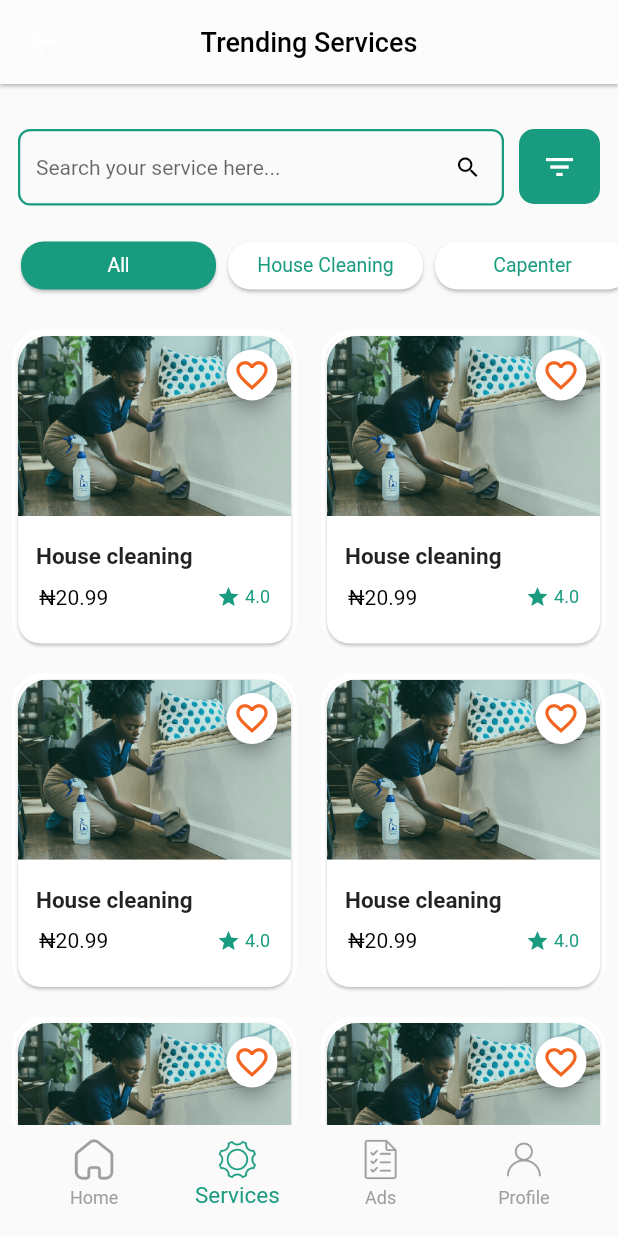
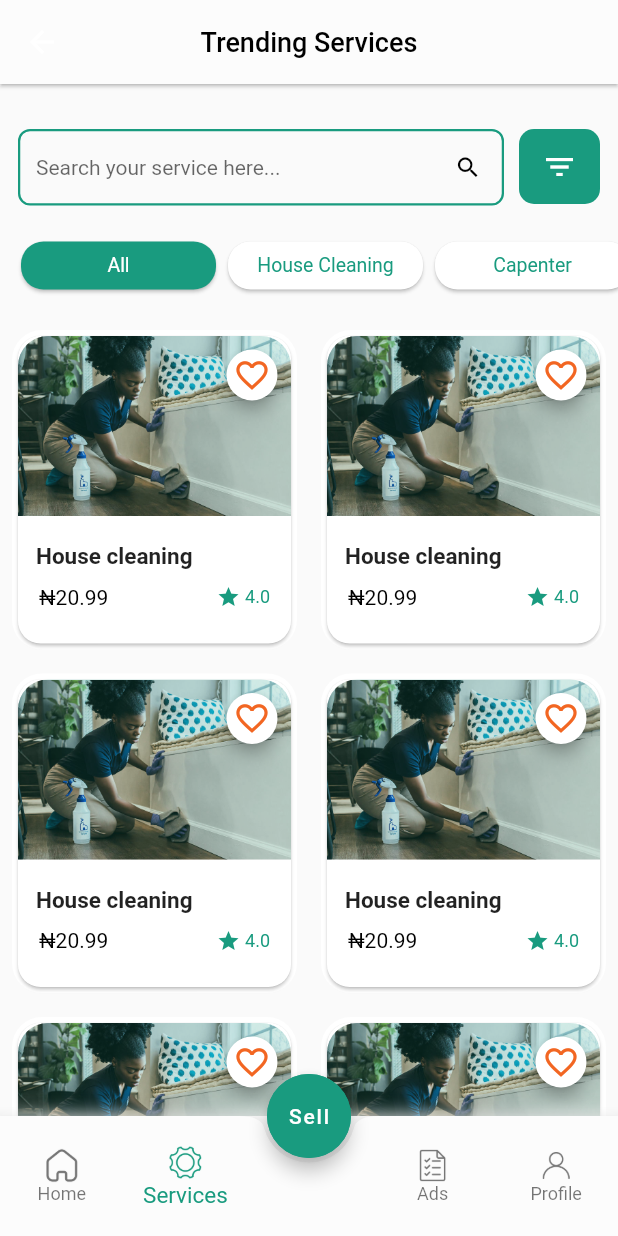
Before and after one commit to naztechnation/esalerz, a Flutter app: the HomePage screen opened by its route, item 2 of the bottom bar chosen, on a phone screen of 412 x 824 dp. Run offline on Flutter 3.47's test engine with Material 2 defaults, Android fonts, the phone set to English and light mode, and no system bars; our stand-ins replace flutter_secure_storage, flutter_svg, fluttertoast, ionicons; accounts and stored records are empty; Roboto replaces fonts that are missing (Montserrat).

Commit message:
reworked on homepage

```diff
--- a/lib/ui/homepage.dart
+++ b/lib/ui/homepage.dart
@@ -1,3 +1,4 @@
+import 'package:esalerz/ui/widgets/custom_button_nav.dart/custom_button_nav.dart';
 import 'package:flutter/material.dart';
 
 import 'package:esalerz/res/app_colors.dart';
@@ -50,26 +51,71 @@ class _HomePageState extends State<HomePage> {
 
   @override
   Widget build(BuildContext context) {
+    bool keyboardIsOpen = MediaQuery.of(context).viewInsets.bottom != 0;
+
      final pageIndexProvider = Provider.of<PageIndexProvider>(context);
     return Scaffold(
+      floatingActionButtonAnimator: FloatingActionButtonAnimator.scaling,
+        floatingActionButtonLocation: FloatingActionButtonLocation.centerDocked,
+        floatingActionButton: Visibility(
+          visible: !keyboardIsOpen,
+          child: FloatingActionButton(
+            heroTag: "Scan",
+            elevation: 5,
+            backgroundColor: AppColors.lightPrimary,
+            shape: RoundedRectangleBorder(
+                borderRadius: BorderRadius.circular(100.0),
+                side:
+                    const BorderSide(color: AppColors.lightPrimary)),
+            splashColor: AppColors.lightPrimary,
+            child:const Text('Sell'),
+            onPressed: () {},
+          ),
+        ),
       bottomNavigationBar: Container(
-        margin: const EdgeInsets.only(left: 15, right: 15, bottom: 10),
-        child: BottomNavigationBar(
-          type: BottomNavigationBarType.fixed,
-          elevation: 0,
-          selectedItemColor: AppColors.lightPrimary,
-          selectedIconTheme: const IconThemeData(
-            color: Colors.white,
-            size: 25,
-          ),
-          unselectedItemColor: Colors.grey,
-          selectedFontSize: 15,
-          currentIndex: pageIndexProvider.currentPageIndex,
-          onTap: (index){
+        decoration: const BoxDecoration( boxShadow: <BoxShadow>[
+                BoxShadow(
+                  color: AppColors.cardColor,
+                  blurRadius: 10,
+                ),
+              ],),
+        child: FABBottomAppBar(
+           onTabSelected: (index){
                             pageIndexProvider.changePageIndex(index);
 
           },
-          items: _navItems( pageIndexProvider.currentPageIndex),
+              color: Theme.of(context).textTheme.caption!.color!,
+              selectedColor: AppColors.lightPrimary,
+
+              backgroundColor: AppColors.cardColor,
+              notchedShape: const CircularNotchedRectangle(),
+
+
+          selectedFontSize: 15,
+
+          items: [
+
+             FABBottomAppBarItem(
+                    label: 'Home',
+                    icon: 'assets/images/homee.png',
+                    selectedIcon: 'assets/images/homee.png',
+                     ),
+                FABBottomAppBarItem(
+                    label: 'Services',
+                    icon: 'assets/images/setting.png',
+                    selectedIcon: 'assets/images/setting.png',
+                     ),
+                FABBottomAppBarItem(
+                    label: 'Ads',
+                    icon:  'assets/images/reportt.png',
+                    selectedIcon:  'assets/images/reportt.png',
+                    ),
+                FABBottomAppBarItem(
+                    label: 'Profile',
+                    icon: 'assets/images/person.png',
+                    selectedIcon: 'assets/images/person.png',
+                     ),
+          ],
         ),
       ),
       body: _pages[pageIndexProvider.currentPageIndex],
--- /dev/null
+++ b/lib/ui/widgets/custom_button_nav.dart/custom_button_nav.dart
@@ -0,0 +1,145 @@
+import 'package:flutter/material.dart';
+
+class FABBottomAppBarItem {
+  FABBottomAppBarItem({
+    required this.icon,
+    required this.selectedIcon,
+    required this.label});
+  String icon;
+  String selectedIcon;
+  String label;
+}
+
+class FABBottomAppBar extends StatefulWidget {
+  FABBottomAppBar({Key? key,
+    required this.items,
+    this.centerItemText,
+    this.height= 80.0,
+    this.iconHeight=24.0,
+    this.iconWidth = 24.0,
+    this.selectedIconHeight=26.0,
+    this.selectedIconWidth=26.0,
+    this.fontSize=12.0,
+    this.selectedFontSize=14.0,
+    required this.backgroundColor,
+    required this.color,
+    required this.selectedColor,
+    required this.notchedShape,
+    required this.onTabSelected,
+  }) : super(key: key) {
+    assert(items.length == 2 || items.length == 4);
+  }
+  final List<FABBottomAppBarItem> items;
+  final String? centerItemText;
+  final double height;
+  final double iconHeight;
+  final double iconWidth;
+  final double selectedIconHeight;
+  final double selectedIconWidth;
+  final double selectedFontSize;
+  final double fontSize;
+  final Color backgroundColor;
+  final Color color;
+  final Color selectedColor;
+  final NotchedShape notchedShape;
+  final ValueChanged<int> onTabSelected;
+
+  @override
+  State<StatefulWidget> createState() => FABBottomAppBarState();
+}
+
+class FABBottomAppBarState extends State<FABBottomAppBar> {
+  int _selectedIndex = 0;
+
+  _updateIndex(int index) {
+    widget.onTabSelected(index);
+    setState(() {
+      _selectedIndex = index;
+    });
+  }
+
+  @override
+  Widget build(BuildContext context) {
+    List<Widget> items = List.generate(
+        widget.items.length, (int index) {
+      return _buildTabItem(
+        item: widget.items[index],
+        index: index,
+        onPressed: _updateIndex,
+      );
+    });
+    items.insert(items.length >> 1, _buildMiddleTabItem());
+
+    return BottomAppBar(
+      shape: widget.notchedShape,
+      notchMargin: 3.0,
+      child: Row(
+        mainAxisSize: MainAxisSize.max,
+        mainAxisAlignment: MainAxisAlignment.spaceAround,
+        children: items,
+      ),
+      color: widget.backgroundColor
+    );
+  }
+
+  Widget _buildMiddleTabItem() {
+    return Expanded(
+      child: SizedBox(
+        height: widget.height,
+        child: Column(
+          mainAxisSize: MainAxisSize.min,
+          mainAxisAlignment: MainAxisAlignment.center,
+          children: <Widget>[
+            SizedBox(height: widget.iconHeight,
+                width: widget.iconWidth),
+            Text(
+              widget.centerItemText ?? '',
+              style: TextStyle(color: widget.color),
+            ),
+          ],
+        ),
+      ),
+    );
+  }
+
+  Widget _buildTabItem({
+    required FABBottomAppBarItem item,
+    required int index,
+    required ValueChanged<int> onPressed,
+  }) {
+
+    final color = _selectedIndex == index ? widget.selectedColor : widget.color;
+    final iconHeight = _selectedIndex == index ? widget.selectedIconHeight : widget.iconHeight;
+    final iconWidth = _selectedIndex == index ? widget.selectedIconWidth : widget.iconWidth;
+    final fontSize = _selectedIndex == index ? widget.selectedFontSize : widget.fontSize;
+    final icon=_selectedIndex == index ? item.selectedIcon : item.icon;
+
+    return Expanded(
+      child: SizedBox(
+        height: widget.height,
+        child: Material(
+          type: MaterialType.transparency,
+          child: InkWell(
+            onTap: () => onPressed(index),
+            splashFactory: NoSplash.splashFactory,
+            child: Column(
+              mainAxisSize: MainAxisSize.min,
+              mainAxisAlignment: MainAxisAlignment.center,
+              children: <Widget>[
+                Image.asset(icon,
+                  color: color,
+                  height: iconHeight,
+                  width: iconWidth),
+                Text(
+                  item.label,
+                  style: TextStyle(color: color,
+                      fontSize: fontSize),
+                )
+              ],
+            ),
+          ),
+        ),
+      ),
+    );
+  }
+}
```
